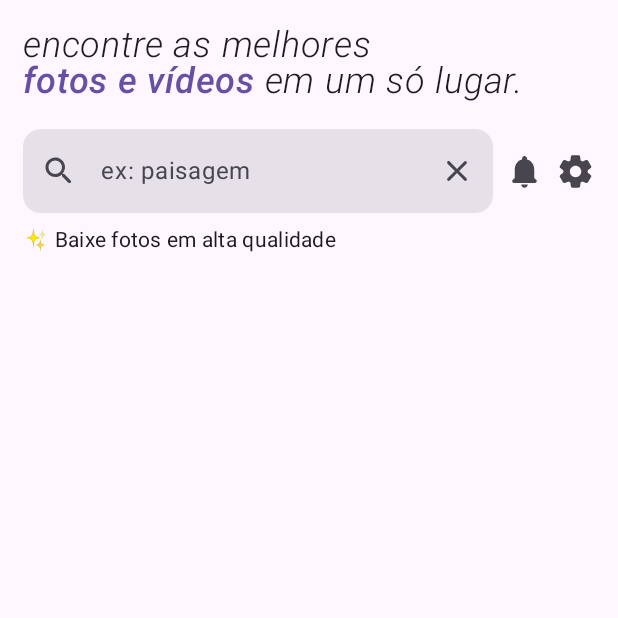
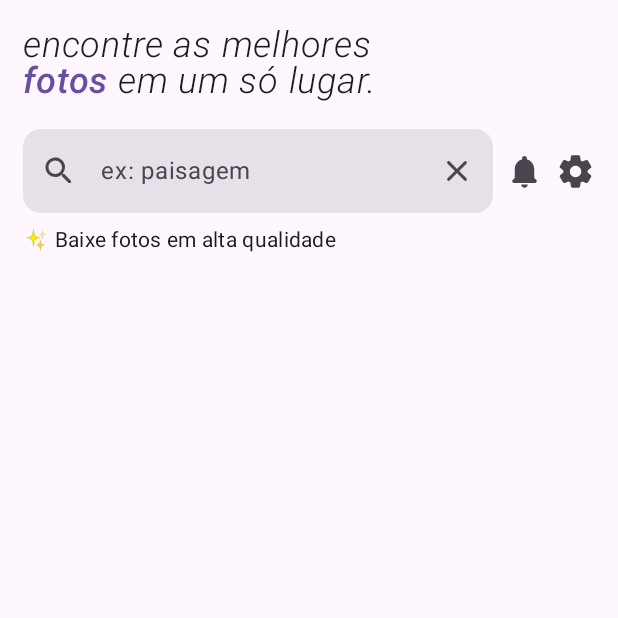
Before and after one commit to aleixo-dev/PicStream, an Android app built with Jetpack Compose: the screen it shows after launch (MainActivity), on a phone screen of 412 x 824 dp, the top half of it. Run offline under Robolectric (Android 15) with nearby library versions, the light colour scheme and no system bars; our stand-ins replace Room's generated code, paging; network calls fail.

Commit message:
refactor: rename strings.xml

```diff
--- a/app/src/main/java/com/nicolas/picstream/ui/option/OptionRoute.kt
+++ b/app/src/main/java/com/nicolas/picstream/ui/option/OptionRoute.kt
@@ -1,5 +1,6 @@
 package com.nicolas.picstream.ui.option
 
+import androidx.activity.compose.ReportDrawnWhen
 import androidx.compose.foundation.clickable
 import androidx.compose.foundation.layout.Arrangement
 import androidx.compose.foundation.layout.Column
@@ -38,6 +39,8 @@ fun OptionRoute(
 
     val scope = rememberCoroutineScope()
     val notificationActive by optionViewModel.notificationActive.collectAsStateWithLifecycle()
+
+    ReportDrawnWhen { notificationActive.isNotEmpty() }
 
     OptionScreen(
         modifier = modifier,
--- a/app/src/main/res/values/strings.xml
+++ b/app/src/main/res/values/strings.xml
@@ -13,7 +13,7 @@
     <string name="label_search_input">ex: paisagem</string>
 
     <string name="one_message_title">encontre as melhores\n</string>
-    <string name="two_message_title">fotos e vídeos&#160;</string>
+    <string name="two_message_title">fotos&#160;</string>
     <string name="three_message_title">em um só lugar.</string>
 
     <string name="label_category">Categorias</string>
```
